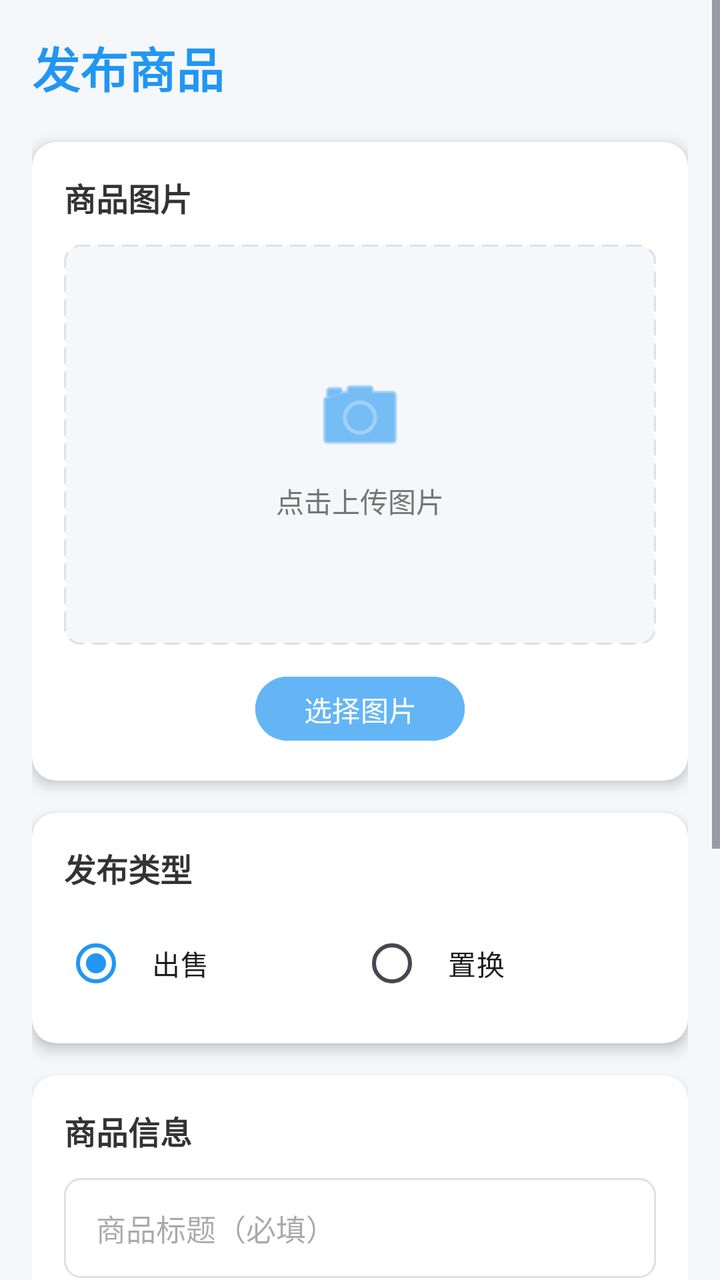
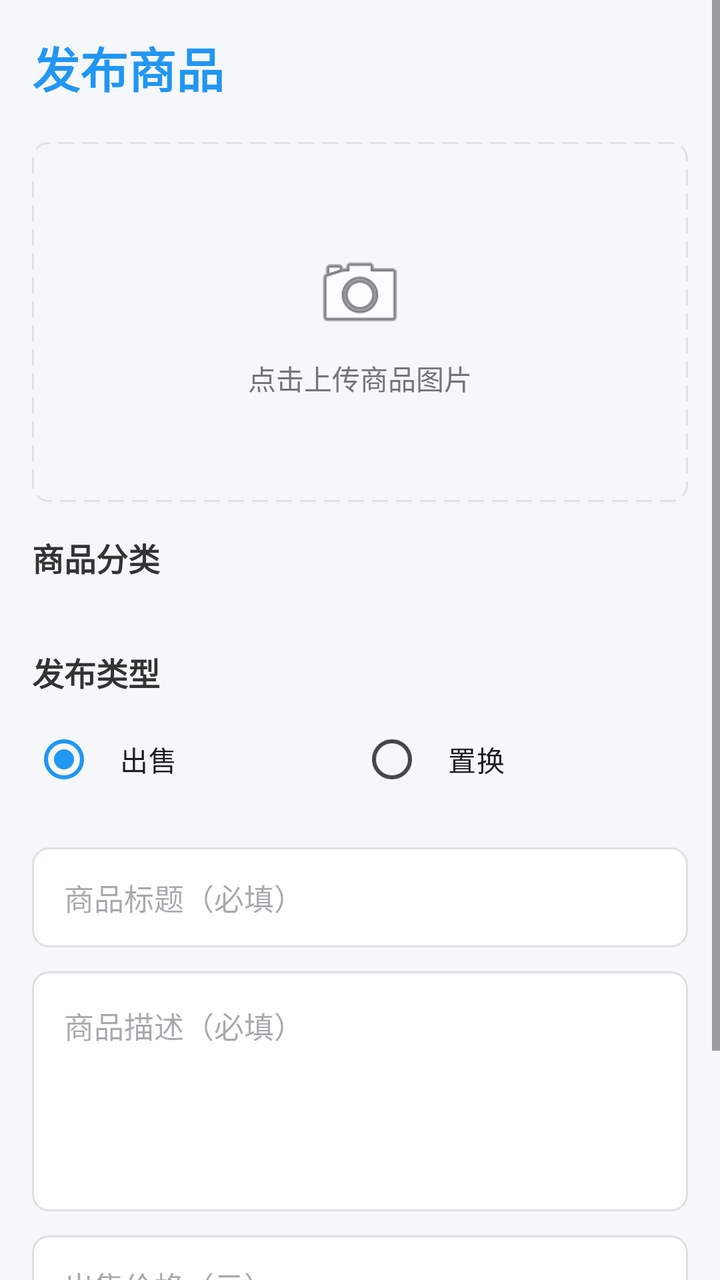

The first picture is an Android layout as it rendered before a commit; the second is the same layout after the commit. The layout source and the unified diff follow.
<!-- AndroidManifest.xml: application theme Theme.SchoolTrade -->
<!-- res/layout/activity_publish.xml -->
<?xml version="1.0" encoding="utf-8"?>
<ScrollView
    xmlns:android="http://schemas.android.com/apk/res/android"
    xmlns:app="http://schemas.android.com/apk/res-auto"
    android:layout_width="match_parent"
    android:layout_height="match_parent"
    android:background="@color/bg_gray"
    android:fillViewport="true">

    <LinearLayout
        android:layout_width="match_parent"
        android:layout_height="wrap_content"
        android:orientation="vertical"
        android:padding="16dp">

        
        <TextView
            android:layout_width="wrap_content"
            android:layout_height="wrap_content"
            android:text="发布商品"
            android:textSize="24sp"
            android:textStyle="bold"
            android:textColor="@color/primary_blue"
            android:layout_marginBottom="20dp" />

        
        <androidx.cardview.widget.CardView
            android:layout_width="match_parent"
            android:layout_height="wrap_content"
            app:cardCornerRadius="12dp"
            app:cardElevation="4dp"
            android:layout_marginBottom="16dp"
            android:background="@color/white">

            <LinearLayout
                android:layout_width="match_parent"
                android:layout_height="wrap_content"
                android:orientation="vertical"
                android:padding="16dp">

                <TextView
                    android:layout_width="wrap_content"
                    android:layout_height="wrap_content"
                    android:text="商品图片"
                    android:textSize="16sp"
                    android:textStyle="bold"
                    android:textColor="@color/text_primary"
                    android:layout_marginBottom="12dp" />

                <FrameLayout
                    android:id="@+id/fl_image_container"
                    android:layout_width="match_parent"
                    android:layout_height="200dp"
                    android:background="@drawable/bg_image_placeholder"
                    android:clickable="true"
                    android:focusable="true">

                    <ImageView
                        android:id="@+id/iv_product_image"
                        android:layout_width="match_parent"
                        android:layout_height="match_parent"
                        android:scaleType="centerCrop"
                        android:visibility="gone" />

                    <LinearLayout
                        android:id="@+id/ll_upload_hint"
                        android:layout_width="wrap_content"
                        android:layout_height="wrap_content"
                        android:layout_gravity="center"
                        android:orientation="vertical"
                        android:gravity="center">

                        <ImageView
                            android:layout_width="48dp"
                            android:layout_height="48dp"
                            android:src="@android:drawable/ic_menu_camera"
                            android:tint="@color/primary_blue" />

                        <TextView
                            android:layout_width="wrap_content"
                            android:layout_height="wrap_content"
                            android:text="点击上传图片"
                            android:textSize="14sp"
                            android:textColor="@color/text_secondary"
                            android:layout_marginTop="8dp" />
                    </LinearLayout>
                </FrameLayout>

                <Button
                    android:id="@+id/btn_select_image"
                    android:layout_width="wrap_content"
                    android:layout_height="40dp"
                    android:text="选择图片"
                    android:textSize="14sp"
                    android:backgroundTint="@color/accent_blue"
                    android:layout_marginTop="12dp"
                    android:layout_gravity="center_horizontal" />
            </LinearLayout>
        </androidx.cardview.widget.CardView>

        
        <androidx.cardview.widget.CardView
            android:layout_width="match_parent"
            android:layout_height="wrap_content"
            app:cardCornerRadius="12dp"
            app:cardElevation="4dp"
            android:layout_marginBottom="16dp"
            android:background="@color/white">

            <LinearLayout
                android:layout_width="match_parent"
                android:layout_height="wrap_content"
                android:orientation="vertical"
                android:padding="16dp">

                <TextView
                    android:layout_width="wrap_content"
                    android:layout_height="wrap_content"
                    android:text="发布类型"
                    android:textSize="16sp"
                    android:textStyle="bold"
                    android:textColor="@color/text_primary"
                    android:layout_marginBottom="12dp" />

                <RadioGroup
                    android:id="@+id/rg_type"
                    android:layout_width="match_parent"
                    android:layout_height="wrap_content"
                    android:orientation="horizontal">

                    <RadioButton
                        android:id="@+id/rb_sell"
                        android:layout_width="0dp"
                        android:layout_height="wrap_content"
                        android:layout_weight="1"
                        android:text="出售"
                        android:checked="true"
                        android:buttonTint="@color/primary_blue"
                        android:padding="12dp" />

                    <RadioButton
                        android:id="@+id/rb_exchange"
                        android:layout_width="0dp"
                        android:layout_height="wrap_content"
                        android:layout_weight="1"
                        android:text="置换"
                        android:buttonTint="@color/primary_blue"
                        android:padding="12dp" />
                </RadioGroup>
            </LinearLayout>
        </androidx.cardview.widget.CardView>

        
        <androidx.cardview.widget.CardView
            android:layout_width="match_parent"
            android:layout_height="wrap_content"
            app:cardCornerRadius="12dp"
            app:cardElevation="4dp"
            android:layout_marginBottom="16dp"
            android:background="@color/white">

            <LinearLayout
                android:layout_width="match_parent"
                android:layout_height="wrap_content"
                android:orientation="vertical"
                android:padding="16dp">

                <TextView
                    android:layout_width="wrap_content"
                    android:layout_height="wrap_content"
                    android:text="商品信息"
                    android:textSize="16sp"
                    android:textStyle="bold"
                    android:textColor="@color/text_primary"
                    android:layout_marginBottom="12dp" />

                <EditText
                    android:id="@+id/et_title"
                    android:layout_width="match_parent"
                    android:layout_height="50dp"
                    android:hint="商品标题（必填）"
                    android:paddingHorizontal="16dp"
                    android:background="@drawable/bg_edit_text"
                    android:textSize="15sp"
                    android:singleLine="true" />

                <EditText
                    android:id="@+id/et_content"
                    android:layout_width="match_parent"
                    android:layout_height="120dp"
                    android:hint="商品描述（必填）"
                    android:gravity="top"
                    android:padding="16dp"
                    android:background="@drawable/bg_edit_text"
                    android:textSize="15sp"
                    android:layout_marginTop="12dp"
                    android:inputType="textMultiLine" />

                <EditText
                    android:id="@+id/et_price"
                    android:layout_width="match_parent"
                    android:layout_height="50dp"
                    android:hint="出售价格（元）"
                    android:inputType="numberDecimal"
                    android:paddingHorizontal="16dp"
                    android:background="@drawable/bg_edit_text"
                    android:textSize="15sp"
                    android:layout_marginTop="12dp" />

                <EditText
                    android:id="@+id/et_want"
                    android:layout_width="match_parent"
                    android:layout_height="50dp"
                    android:hint="想置换的物品"
                    android:paddingHorizontal="16dp"
                    android:background="@drawable/bg_edit_text"
                    android:textSize="15sp"
                    android:visibility="gone"
                    android:layout_marginTop="12dp" />
            </LinearLayout>
        </androidx.cardview.widget.CardView>

        
        <Button
            android:id="@+id/btn_publish"
            android:layout_width="match_parent"
            android:layout_height="56dp"
            android:text="立即发布"
            android:textSize="18sp"
            android:textStyle="bold"
            android:backgroundTint="@drawable/bg_button_gradient"
            android:textColor="@color/white"
            android:elevation="6dp"
            android:layout_marginTop="8dp"
            android:layout_marginBottom="20dp" />

    </LinearLayout>
</ScrollView>
<!-- resources referenced by this layout -->
<resources>
  <color name="accent_blue">#64B5F6</color>
  <color name="bg_gray">#F5F7FA</color>
  <color name="primary_blue">#2196F3</color>
  <color name="text_primary">#333333</color>
  <color name="text_secondary">#757575</color>
  <color name="white">#FFFFFFFF</color>
  <!-- drawable bg_button_gradient (drawable) -->
  <?xml version="1.0" encoding="utf-8"?>
  <shape xmlns:android="http://schemas.android.com/apk/res/android"
      android:shape="rectangle">
      <gradient
          android:startColor="#1565C0"
          android:endColor="#2196F3"
          android:angle="90"/>
      <corners android:radius="12dp"/>
  </shape>
  <!-- drawable bg_edit_text (drawable) -->
  <?xml version="1.0" encoding="utf-8"?>
  <shape xmlns:android="http://schemas.android.com/apk/res/android"
      android:shape="rectangle">
      <solid android:color="@color/white" />
      <corners android:radius="8dp" />
      <stroke
          android:width="1dp"
          android:color="#E0E0E0" />
  </shape>
  <!-- drawable bg_image_placeholder (drawable) -->
  <?xml version="1.0" encoding="utf-8"?>
  <shape xmlns:android="http://schemas.android.com/apk/res/android"
      android:shape="rectangle">
      <solid android:color="#F5F7FA" />
      <corners android:radius="8dp" />
      <stroke
          android:width="1dp"
          android:color="#E0E0E0"
          android:dashWidth="8dp"
          android:dashGap="4dp" />
  </shape>
  <style name="Theme.SchoolTrade" parent="Base.Theme.SchoolTrade" />
  <style name="Base.Theme.SchoolTrade" parent="Theme.Material3.Light.NoActionBar">
          <item name="colorPrimary">@color/primary_blue</item>
          <item name="colorPrimaryVariant">@color/primary_dark_blue</item>
          <item name="colorOnPrimary">@color/white</item>
          <item name="colorSecondary">@color/accent_blue</item>
          <item name="colorSecondaryVariant">@color/teal_700</item>
          <item name="colorOnSecondary">@color/black</item>
          <item name="android:statusBarColor">@color/primary_dark_blue</item>
          <item name="android:windowLightStatusBar">false</item>
          <item name="android:windowBackground">@color/bg_gray</item>
      </style>
  <color name="primary_dark_blue">#1976D2</color>
  <color name="teal_700">#FF018786</color>
  <color name="black">#FF000000</color>
</resources>

<!-- the commit's change to res/layout/activity_publish.xml (unified diff, before → after) -->
@@ -1,7 +1,6 @@
 <?xml version="1.0" encoding="utf-8"?>
 <ScrollView
     xmlns:android="http://schemas.android.com/apk/res/android"
-    xmlns:app="http://schemas.android.com/apk/res-auto"
     android:layout_width="match_parent"
     android:layout_height="match_parent"
     android:background="@color/bg_gray"
@@ -13,7 +12,6 @@
         android:orientation="vertical"
         android:padding="16dp">
 
-        
         <TextView
             android:layout_width="wrap_content"
             android:layout_height="wrap_content"
@@ -24,201 +22,154 @@
             android:layout_marginBottom="20dp" />
 
         
-        <androidx.cardview.widget.CardView
+        <FrameLayout
+            android:id="@+id/fl_image_container"
             android:layout_width="match_parent"
-            android:layout_height="wrap_content"
-            app:cardCornerRadius="12dp"
-            app:cardElevation="4dp"
-            android:layout_marginBottom="16dp"
-            android:background="@color/white">
+            android:layout_height="180dp"
+            android:background="@drawable/bg_image_placeholder"
+            android:clickable="true"
+            android:focusable="true"
+            android:layout_marginBottom="16dp">
+
+            <ImageView
+                android:id="@+id/iv_product_image"
+                android:layout_width="match_parent"
+                android:layout_height="match_parent"
+                android:scaleType="centerCrop"
+                android:visibility="gone" />
 
             <LinearLayout
-                android:layout_width="match_parent"
+                android:id="@+id/ll_upload_hint"
+                android:layout_width="wrap_content"
                 android:layout_height="wrap_content"
+                android:layout_gravity="center"
                 android:orientation="vertical"
-                android:padding="16dp">
+                android:gravity="center">
+
+                <ImageView
+                    android:layout_width="48dp"
+                    android:layout_height="48dp"
+                    android:src="@android:drawable/ic_menu_camera" />
 
                 <TextView
                     android:layout_width="wrap_content"
                     android:layout_height="wrap_content"
-                    android:text="商品图片"
-                    android:textSize="16sp"
-                    android:textStyle="bold"
-                    android:textColor="@color/text_primary"
-                    android:layout_marginBottom="12dp" />
-
-                <FrameLayout
-                    android:id="@+id/fl_image_container"
-                    android:layout_width="match_parent"
-                    android:layout_height="200dp"
-                    android:background="@drawable/bg_image_placeholder"
-                    android:clickable="true"
-                    android:focusable="true">
-
-                    <ImageView
-                        android:id="@+id/iv_product_image"
-                        android:layout_width="match_parent"
-                        android:layout_height="match_parent"
-                        android:scaleType="centerCrop"
-                        android:visibility="gone" />
-
-                    <LinearLayout
-                        android:id="@+id/ll_upload_hint"
-                        android:layout_width="wrap_content"
-                        android:layout_height="wrap_content"
-                        android:layout_gravity="center"
-                        android:orientation="vertical"
-                        android:gravity="center">
-
-                        <ImageView
-                            android:layout_width="48dp"
-                            android:layout_height="48dp"
-                            android:src="@android:drawable/ic_menu_camera"
-                            android:tint="@color/primary_blue" />
-
-                        <TextView
-                            android:layout_width="wrap_content"
-                            android:layout_height="wrap_content"
-                            android:text="点击上传图片"
-                            android:textSize="14sp"
-                            android:textColor="@color/text_secondary"
-                            android:layout_marginTop="8dp" />
-                    </LinearLayout>
-                </FrameLayout>
-
-                <Button
-                    android:id="@+id/btn_select_image"
-                    android:layout_width="wrap_content"
-                    android:layout_height="40dp"
-                    android:text="选择图片"
+                    android:text="点击上传商品图片"
                     android:textSize="14sp"
-                    android:backgroundTint="@color/accent_blue"
-                    android:layout_marginTop="12dp"
-                    android:layout_gravity="center_horizontal" />
+                    android:textColor="@color/text_secondary"
+                    android:layout_marginTop="8dp" />
             </LinearLayout>
-        </androidx.cardview.widget.CardView>
+        </FrameLayout>
 
         
-        <androidx.cardview.widget.CardView
+        <TextView
+            android:layout_width="wrap_content"
+            android:layout_height="wrap_content"
+            android:text="商品分类"
+            android:textSize="16sp"
+            android:textStyle="bold"
+            android:textColor="@color/text_primary"
+            android:layout_marginBottom="8dp" />
+
+        <LinearLayout
+            android:id="@+id/ll_category_row1"
             android:layout_width="match_parent"
             android:layout_height="wrap_content"
-            app:cardCornerRadius="12dp"
-            app:cardElevation="4dp"
-            android:layout_marginBottom="16dp"
-            android:background="@color/white">
+            android:orientation="horizontal"
+            android:layout_marginBottom="6dp" />
 
-            <LinearLayout
-                android:layout_width="match_parent"
-                android:layout_height="wrap_content"
-                android:orientation="vertical"
-                android:padding="16dp">
-
-                <TextView
-                    android:layout_width="wrap_content"
-                    android:layout_height="wrap_content"
-                    android:text="发布类型"
-                    android:textSize="16sp"
-                    android:textStyle="bold"
-                    android:textColor="@color/text_primary"
-                    android:layout_marginBottom="12dp" />
-
-                <RadioGroup
-                    android:id="@+id/rg_type"
-                    android:layout_width="match_parent"
-                    android:layout_height="wrap_content"
-                    android:orientation="horizontal">
-
-                    <RadioButton
-                        android:id="@+id/rb_sell"
-                        android:layout_width="0dp"
-                        android:layout_height="wrap_content"
-                        android:layout_weight="1"
-                        android:text="出售"
-                        android:checked="true"
-                        android:buttonTint="@color/primary_blue"
-                        android:padding="12dp" />
-
-                    <RadioButton
-                        android:id="@+id/rb_exchange"
-                        android:layout_width="0dp"
-                        android:layout_height="wrap_content"
-                        android:layout_weight="1"
-                        android:text="置换"
-                        android:buttonTint="@color/primary_blue"
-                        android:padding="12dp" />
-                </RadioGroup>
-            </LinearLayout>
-        </androidx.cardview.widget.CardView>
+        <LinearLayout
+            android:id="@+id/ll_category_row2"
+            android:layout_width="match_parent"
+            android:layout_height="wrap_content"
+            android:orientation="horizontal"
+            android:layout_marginBottom="20dp" />
 
         
-        <androidx.cardview.widget.CardView
+        <TextView
+            android:layout_width="wrap_content"
+            android:layout_height="wrap_content"
+            android:text="发布类型"
+            android:textSize="16sp"
+            android:textStyle="bold"
+            android:textColor="@color/text_primary"
+            android:layout_marginBottom="8dp" />
+
+        <RadioGroup
+            android:id="@+id/rg_type"
             android:layout_width="match_parent"
             android:layout_height="wrap_content"
-            app:cardCornerRadius="12dp"
-            app:cardElevation="4dp"
-            android:layout_marginBottom="16dp"
-            android:background="@color/white">
+            android:orientation="horizontal"
+            android:layout_marginBottom="20dp">
 
-            <LinearLayout
-                android:layout_width="match_parent"
+            <RadioButton
+                android:id="@+id/rb_sell"
+                android:layout_width="0dp"
                 android:layout_height="wrap_content"
-                android:orientation="vertical"
-                android:padding="16dp">
+                android:layout_weight="1"
+                android:text="出售"
+                android:checked="true"
+                android:buttonTint="@color/primary_blue"
+                android:padding="12dp" />
 
-                <TextView
-                    android:layout_width="wrap_content"
-                    android:layout_height="wrap_content"
-                    android:text="商品信息"
-                    android:textSize="16sp"
-                    android:textStyle="bold"
-                    android:textColor="@color/text_primary"
-                    android:layout_marginBottom="12dp" />
+            <RadioButton
+                android:id="@+id/rb_exchange"
+                android:layout_width="0dp"
+                android:layout_height="wrap_content"
+                android:layout_weight="1"
+                android:text="置换"
+                android:buttonTint="@color/primary_blue"
+                android:padding="12dp" />
+        </RadioGroup>
 
-                <EditText
-                    android:id="@+id/et_title"
-                    android:layout_width="match_parent"
-                    android:layout_height="50dp"
-                    android:hint="商品标题（必填）"
-                    android:paddingHorizontal="16dp"
-                    android:background="@drawable/bg_edit_text"
-                    android:textSize="15sp"
-                    android:singleLine="true" />
+        
+        <EditText
+            android:id="@+id/et_title"
+            android:layout_width="match_parent"
+            android:layout_height="50dp"
+            android:hint="商品标题（必填）"
+            android:paddingHorizontal="16dp"
+            android:background="@drawable/bg_edit_text"
+            android:textSize="15sp"
+            android:singleLine="true"
+            android:layout_marginBottom="12dp" />
 
-                <EditText
-                    android:id="@+id/et_content"
-                    android:layout_width="match_parent"
-                    android:layout_height="120dp"
-                    android:hint="商品描述（必填）"
-                    android:gravity="top"
-                    android:padding="16dp"
-                    android:background="@drawable/bg_edit_text"
-                    android:textSize="15sp"
-                    android:layout_marginTop="12dp"
-                    android:inputType="textMultiLine" />
+        
+        <EditText
+            android:id="@+id/et_content"
+            android:layout_width="match_parent"
+            android:layout_height="120dp"
+            android:hint="商品描述（必填）"
+            android:gravity="top"
+            android:padding="16dp"
+            android:background="@drawable/bg_edit_text"
+            android:textSize="15sp"
+            android:inputType="textMultiLine"
+            android:layout_marginBottom="12dp" />
 
-                <EditText
-                    android:id="@+id/et_price"
-                    android:layout_width="match_parent"
-                    android:layout_height="50dp"
-                    android:hint="出售价格（元）"
-                    android:inputType="numberDecimal"
-                    android:paddingHorizontal="16dp"
-                    android:background="@drawable/bg_edit_text"
-                    android:textSize="15sp"
-                    android:layout_marginTop="12dp" />
+        
+        <EditText
+            android:id="@+id/et_price"
+            android:layout_width="match_parent"
+            android:layout_height="50dp"
+            android:hint="出售价格（元）"
+            android:inputType="numberDecimal"
+            android:paddingHorizontal="16dp"
+            android:background="@drawable/bg_edit_text"
+            android:textSize="15sp"
+            android:layout_marginBottom="12dp" />
 
-                <EditText
-                    android:id="@+id/et_want"
-                    android:layout_width="match_parent"
-                    android:layout_height="50dp"
-                    android:hint="想置换的物品"
-                    android:paddingHorizontal="16dp"
-                    android:background="@drawable/bg_edit_text"
-                    android:textSize="15sp"
-                    android:visibility="gone"
-                    android:layout_marginTop="12dp" />
-            </LinearLayout>
-        </androidx.cardview.widget.CardView>
+        
+        <EditText
+            android:id="@+id/et_want"
+            android:layout_width="match_parent"
+            android:layout_height="50dp"
+            android:hint="想置换的物品"
+            android:paddingHorizontal="16dp"
+            android:background="@drawable/bg_edit_text"
+            android:textSize="15sp"
+            android:visibility="gone"
+            android:layout_marginBottom="12dp" />
 
         
         <Button
@@ -228,7 +179,7 @@
             android:text="立即发布"
             android:textSize="18sp"
             android:textStyle="bold"
-            android:backgroundTint="@drawable/bg_button_gradient"
+            android:backgroundTint="@color/primary_blue"
             android:textColor="@color/white"
             android:elevation="6dp"
             android:layout_marginTop="8dp"
<!-- resource entries referenced after the edit -->
@@ -6,16 +6,6 @@
   <color name="text_primary">#333333</color>
   <color name="text_secondary">#757575</color>
   <color name="white">#FFFFFFFF</color>
-  <!-- drawable bg_button_gradient (drawable) -->
-  <?xml version="1.0" encoding="utf-8"?>
-  <shape xmlns:android="http://schemas.android.com/apk/res/android"
-      android:shape="rectangle">
-      <gradient
-          android:startColor="#1565C0"
-          android:endColor="#2196F3"
-          android:angle="90"/>
-      <corners android:radius="12dp"/>
-  </shape>
   <!-- drawable bg_edit_text (drawable) -->
   <?xml version="1.0" encoding="utf-8"?>
   <shape xmlns:android="http://schemas.android.com/apk/res/android"
